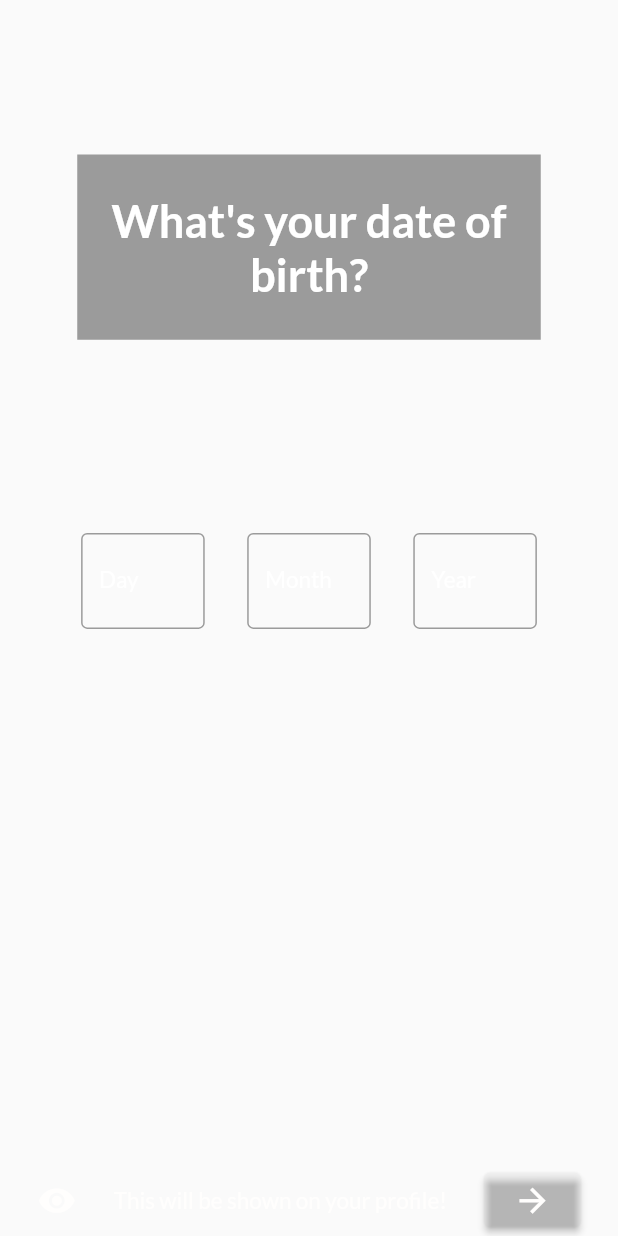
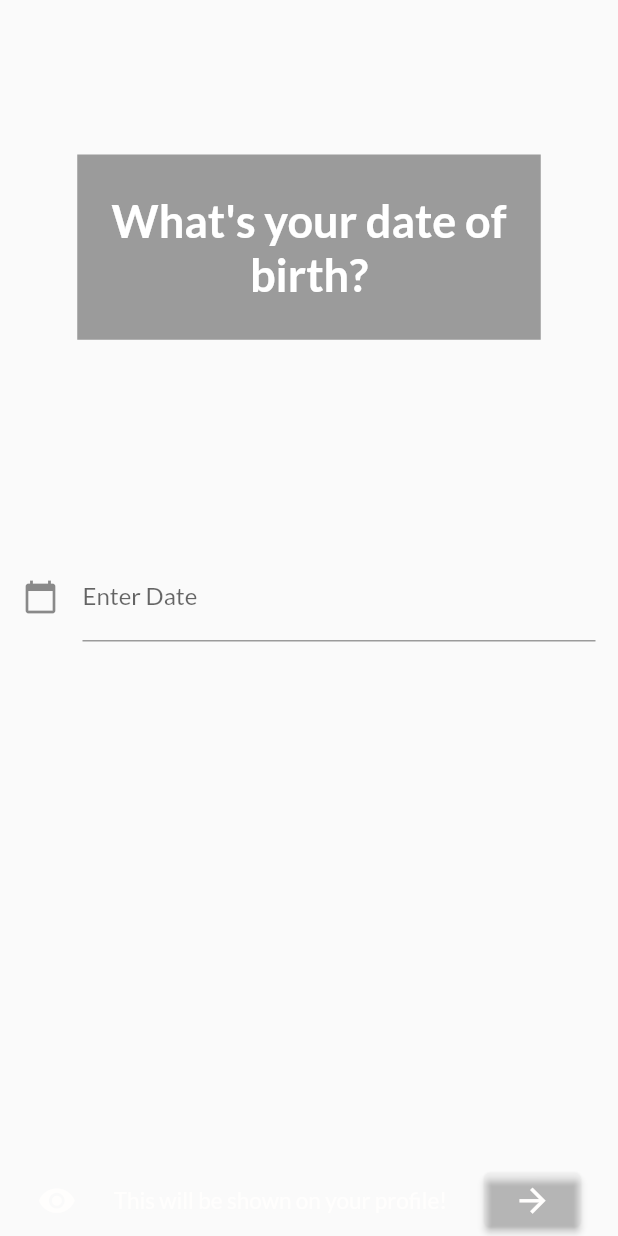
Before and after one commit to sarthakagrawal927/stumble-app, a Flutter app: the AgeColumn widget shown alone on an empty page, opened directly with empty values, on a phone screen of 412 x 824 dp. Run offline on Flutter 3.47's test engine with Material 2 defaults, Android fonts, the phone set to English and light mode, and no system bars; our stand-ins replace flutter_otp_text_field, flutter_secure_storage, google_fonts, image_picker, intl_phone_number_input, logger and 1 more; missing offline and left inert: age_calculator, chucker_flutter; accounts and stored records are empty; network calls fail.

Commit message:
Add date picker for birth-date input

```diff
--- a/lib/main.dart
+++ b/lib/main.dart
@@ -72,7 +72,7 @@ class MyApp extends StatelessWidget {
             id: 0,
             name: "",
             phoneNumber: "",
-            birthDate: "",
+            birthDate: DateTime.now(),
             conversationStarter: "",
             gender: Gender.woman,
             photoVerified: false,
--- a/lib/providers/profile.dart
+++ b/lib/providers/profile.dart
@@ -15,7 +15,7 @@ class Profile with ChangeNotifier {
   String phoneNumber;
   int age;
   Gender gender;
-  String birthDate;
+  DateTime birthDate;
   List<File> photos = [];
   bool photoVerified;
   String conversationStarter;
@@ -25,19 +25,20 @@ class Profile with ChangeNotifier {
   String bearerToken = AppConstants.token;
   double profileCompletionAmount = 0.0;
 
+  // https://stackoverflow.com/questions/67126549/flutter-define-default-value-of-a-datetime-in-constructor
   Profile({
     required this.id,
     required this.name,
     this.phoneNumber = "",
     required this.gender,
     this.age = 22,
-    this.birthDate = "",
+    DateTime? birthDate,
     this.photoVerified = true,
     this.conversationStarter = "Hi there, I am on Stumble!",
     this.nicheFilterSelected = false,
     this.ageRangePreference = const RangeValues(18, 30),
     this.genderPreferences = const [Gender.man],
-  });
+  }) : birthDate = birthDate ?? DateTime.now();
 
   final url = 'https://stumbe.onrender.com';
   final _chuckerHttpClient = ChuckerHttpClient(http.Client());
@@ -57,7 +58,7 @@ class Profile with ChangeNotifier {
     notifyListeners();
   }
 
-  set setBirthDate(String birthDateInput) {
+  set setBirthDate(DateTime birthDateInput) {
     birthDate = birthDateInput;
     notifyListeners();
   }
--- a/lib/widgets/new_account_screen_widgets/age_column_widget.dart
+++ b/lib/widgets/new_account_screen_widgets/age_column_widget.dart
@@ -1,12 +1,11 @@
+import 'package:age_calculator/age_calculator.dart';
 import 'package:dating_made_better/providers/first_screen_state_providers.dart';
 import 'package:flutter/material.dart';
-import 'package:google_fonts/google_fonts.dart';
 import 'package:provider/provider.dart';
 
-import '../../constants.dart';
 import '../../providers/profile.dart';
+import '../newUser/screen_go_to_next_page_row.dart';
 import '../newUser/screen_heading_widget.dart';
-import '../newUser/screen_go_to_next_page_row.dart';
 
 // ignore: must_be_immutable
 class AgeColumn extends StatefulWidget {
@@ -18,36 +17,13 @@ class AgeColumn extends StatefulWidget {
 }
 
 class _AgeColumnState extends State<AgeColumn> {
-  final dayTextBoxController = TextEditingController();
-  final monthTextBoxController = TextEditingController();
-  final yearTextBoxController = TextEditingController();
-
-  int _day = 0;
-  int _month = 0;
-  int _year = 0;
+  final TextEditingController dateInput = TextEditingController();
+  DateTime birthDateInput = DateTime.now();
 
   @override
   void dispose() {
-    dayTextBoxController.dispose();
-    monthTextBoxController.dispose();
-    yearTextBoxController.dispose();
     super.dispose();
-  }
-
-  int findAge() {
-    int age = 0;
-    int currentYear = DateTime.now().year;
-    int currentMonth = DateTime.now().month;
-    int currentDate = DateTime.now().day;
-
-    age += currentYear - _year;
-    if (_month < currentMonth) {
-      age -= 1;
-    } else if (_month == currentMonth && _day > currentDate) {
-      age -= 1;
-    }
-
-    return age;
+    dateInput.dispose();
   }
 
   @override
@@ -57,102 +33,44 @@ class _AgeColumnState extends State<AgeColumn> {
       children: [
         const ScreenHeadingWidget("What's your date of birth?"),
         Container(
-          margin: EdgeInsets.only(
-            left: widget.deviceSize.width / 16,
-            right: widget.deviceSize.width / 16,
-          ),
-          padding: EdgeInsets.only(top: widget.deviceSize.height / 32),
-          // child: Container(
-          //     color: Colors.white,
-          //     height: MediaQuery.of(context).size.height / 2,
-          child: Row(
-            mainAxisAlignment: MainAxisAlignment.spaceEvenly,
-            children: [
-              SizedBox(
-                width: MediaQuery.of(context).size.width / 5,
+            padding: const EdgeInsets.all(15),
+            height: MediaQuery.of(context).size.width / 3,
+            child: Center(
                 child: TextField(
-                  keyboardType: TextInputType.datetime,
-                  controller: dayTextBoxController,
-                  cursorColor: backgroundColor,
-                  style: const TextStyle(
-                    color: whiteColor,
-                    fontSize: 20,
+              controller: dateInput,
+              //editing controller of this TextField
+              decoration: const InputDecoration(
+                  icon: Icon(Icons.calendar_today), //icon of text field
+                  labelText: "Enter Date" //label text of field
                   ),
-                  decoration: InputDecoration(
-                    border: const OutlineInputBorder(),
-                    labelText: 'Day',
-                    labelStyle: GoogleFonts.lato(
-                      fontSize: 15,
-                      color: Colors.white,
-                    ),
-                  ),
-                  onChanged: (value) {
-                    setState(() {
-                      _day = int.parse(value);
-                    });
-                  },
-                ),
-              ),
-              SizedBox(
-                width: MediaQuery.of(context).size.width / 5,
-                child: TextField(
-                  keyboardType: TextInputType.datetime,
-                  controller: monthTextBoxController,
-                  cursorColor: backgroundColor,
-                  style: const TextStyle(
-                    color: whiteColor,
-                    fontSize: 20,
-                  ),
-                  decoration: InputDecoration(
-                    border: const OutlineInputBorder(),
-                    labelText: 'Month',
-                    labelStyle: GoogleFonts.lato(
-                      fontSize: 15,
-                      color: Colors.white,
-                    ),
-                  ),
-                  onChanged: (value) {
-                    setState(() {
-                      _month = int.parse(value);
-                    });
-                  },
-                ),
-              ),
-              SizedBox(
-                width: MediaQuery.of(context).size.width / 5,
-                child: TextField(
-                  keyboardType: TextInputType.datetime,
-                  controller: yearTextBoxController,
-                  cursorColor: backgroundColor,
-                  style: const TextStyle(
-                    color: whiteColor,
-                    fontSize: 20,
-                  ),
-                  decoration: InputDecoration(
-                    border: const OutlineInputBorder(),
-                    labelText: 'Year',
-                    labelStyle: GoogleFonts.lato(
-                      fontSize: 15,
-                      color: Colors.white,
-                    ),
-                  ),
-                  onChanged: (value) {
-                    setState(() {
-                      _year = int.parse(value);
-                    });
-                  },
-                ),
-              ),
-            ],
-          ),
-        ),
+              readOnly: true,
+              //set it true, so that user will not able to edit text
+              onTap: () async {
+                DateTime? pickedDate = await showDatePicker(
+                    context: context,
+                    initialDate: DateTime.now(),
+                    firstDate: DateTime(2001),
+                    //DateTime.now() - not to allow to choose before today.
+                    lastDate: DateTime.now(),
+                    initialDatePickerMode: DatePickerMode.day,
+                    initialEntryMode: DatePickerEntryMode.calendarOnly);
+
+                if (pickedDate != null) {
+                  setState(() {
+                    birthDateInput = pickedDate;
+                    dateInput.text = pickedDate.toString().substring(0, 10);
+                  });
+                } else {}
+              },
+            ))),
         // ),
         ScreenGoToNextPageRow("This will be shown on your profile!", "", () {
           Provider.of<FirstScreenStateProviders>(context, listen: false)
               .setNextScreenActive();
           Provider.of<Profile>(context, listen: false).setBirthDate =
-              "$_day-$_month-$_year";
-          Provider.of<Profile>(context, listen: false).setAge = findAge();
+              birthDateInput;
+          Provider.of<Profile>(context, listen: false).setAge =
+              AgeCalculator.age(birthDateInput).years;
         }),
       ],
     );
--- a/pubspec.yaml
+++ b/pubspec.yaml
@@ -48,6 +48,7 @@ dependencies:
   # Use with the CupertinoIcons class for iOS style icons.
   cupertino_icons: ^1.0.2
   flutter_secure_storage: ^8.0.0
+  age_calculator: ^1.0.0
 
 dev_dependencies:
   flutter_test:
```
Also changed, not shown: pubspec.lock.
